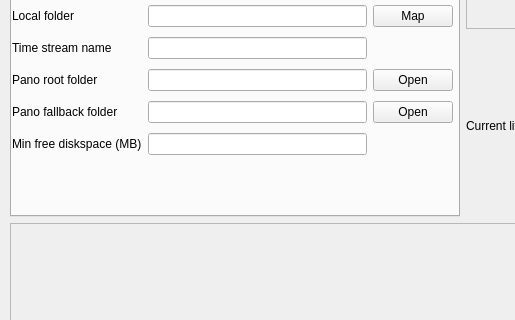
The window that controller2.ui (borevitzlab/Gigavision) describes before a commit, drawn with Qt 5; both pictures show x 0 to 515 and y 163 to 483 of the 959 by 736 pixel window.
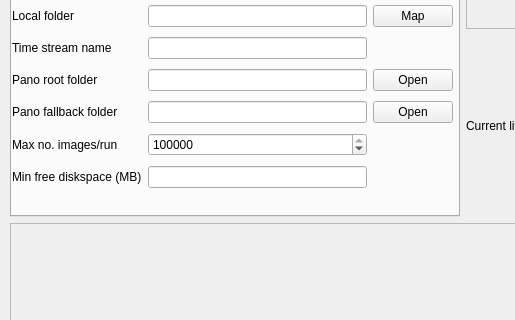
The same window after the commit. The open tabs and pages were chosen to show the change.

Commit message: Add max warning of max no images per run and option to change this value

Patch:
```diff
--- a/controller2.ui
+++ b/controller2.ui
@@ -949,7 +949,7 @@
              <x>0</x>
              <y>0</y>
              <width>441</width>
-             <height>293</height>
+             <height>326</height>
             </rect>
            </property>
            <layout class="QGridLayout" name="gridLayout_6">
@@ -984,7 +984,7 @@
               </property>
              </widget>
             </item>
-            <item row="8" column="0">
+            <item row="9" column="0">
              <widget class="QLabel" name="label_32">
               <property name="text">
                <string>Min free diskspace (MB)</string>
@@ -1022,7 +1022,7 @@
               </property>
              </widget>
             </item>
-            <item row="8" column="1">
+            <item row="9" column="1">
              <widget class="QLineEdit" name="lineEditMinFreeDiskSpace"/>
             </item>
             <item row="4" column="1">
@@ -1085,6 +1085,26 @@
               </property>
              </widget>
             </item>
+            <item row="8" column="0">
+             <widget class="QLabel" name="label_39">
+              <property name="text">
+               <string>Max no. images/run</string>
+              </property>
+             </widget>
+            </item>
+            <item row="8" column="1">
+             <widget class="QSpinBox" name="spinBoxMaxPanoNoImages">
+              <property name="maximum">
+               <number>1000000</number>
+              </property>
+              <property name="singleStep">
+               <number>100</number>
+              </property>
+              <property name="value">
+               <number>1000000</number>
+              </property>
+             </widget>
+            </item>
            </layout>
           </widget>
          </widget>
```
Left out of the diff: 18 changed lines with no effect on the pictures. The commit also changes 5 other files.
